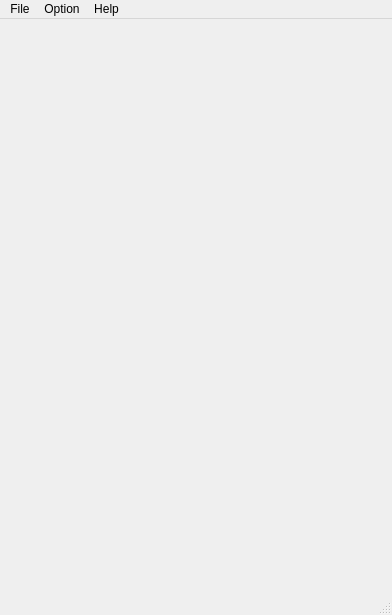
Old version of the form sequana/gui/mainwindow.ui in the repository vladsaveliev/sequana.
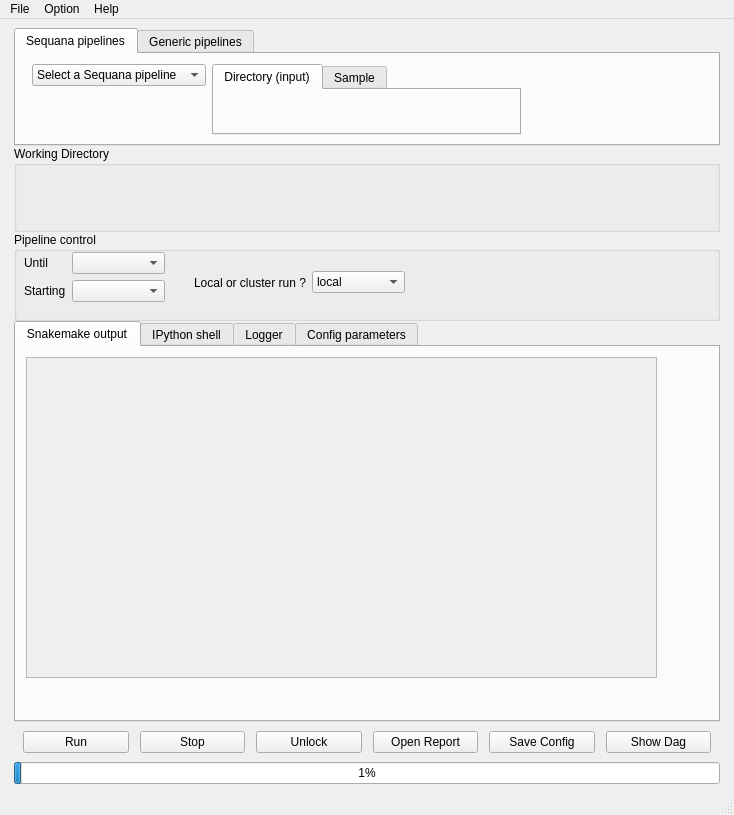
New version of the form. The open tabs and pages were chosen to show the change.

The edit to the form file:
```diff
--- a/sequana/gui/mainwindow.ui
+++ b/sequana/gui/mainwindow.ui
@@ -6,20 +6,560 @@
    <rect>
     <x>0</x>
     <y>0</y>
-    <width>392</width>
-    <height>615</height>
+    <width>734</width>
+    <height>815</height>
    </rect>
   </property>
+  <property name="sizePolicy">
+   <sizepolicy hsizetype="Preferred" vsizetype="Preferred">
+    <horstretch>0</horstretch>
+    <verstretch>0</verstretch>
+   </sizepolicy>
+  </property>
   <property name="windowTitle">
    <string>MainWindow</string>
   </property>
-  <widget class="QWidget" name="centralwidget"/>
+  <widget class="QWidget" name="centralwidget">
+   <layout class="QHBoxLayout" name="horizontalLayout_3">
+    <item>
+     <layout class="QVBoxLayout" name="vlayout" stretch="0,1,1,0,0,1">
+      <property name="spacing">
+       <number>0</number>
+      </property>
+      <property name="sizeConstraint">
+       <enum>QLayout::SetDefaultConstraint</enum>
+      </property>
+      <property name="leftMargin">
+       <number>5</number>
+      </property>
+      <property name="topMargin">
+       <number>0</number>
+      </property>
+      <property name="rightMargin">
+       <number>5</number>
+      </property>
+      <property name="bottomMargin">
+       <number>0</number>
+      </property>
+      <item>
+       <widget class="QTabWidget" name="tabWidget_framework">
+        <property name="sizePolicy">
+         <sizepolicy hsizetype="Preferred" vsizetype="Fixed">
+          <horstretch>0</horstretch>
+          <verstretch>0</verstretch>
+         </sizepolicy>
+        </property>
+        <property name="minimumSize">
+         <size>
+          <width>0</width>
+          <height>118</height>
+         </size>
+        </property>
+        <property name="currentIndex">
+         <number>0</number>
+        </property>
+        <widget class="QWidget" name="tab_6">
+         <property name="sizePolicy">
+          <sizepolicy hsizetype="Preferred" vsizetype="Minimum">
+           <horstretch>0</horstretch>
+           <verstretch>0</verstretch>
+          </sizepolicy>
+         </property>
+         <attribute name="title">
+          <string>Sequana pipelines</string>
+         </attribute>
+         <widget class="QWidget" name="horizontalLayoutWidget_2">
+          <property name="geometry">
+           <rect>
+            <x>10</x>
+            <y>10</y>
+            <width>501</width>
+            <height>71</height>
+           </rect>
+          </property>
+          <layout class="QHBoxLayout" name="horizontalLayout_2">
+           <property name="spacing">
+            <number>6</number>
+           </property>
+           <property name="sizeConstraint">
+            <enum>QLayout::SetDefaultConstraint</enum>
+           </property>
+           <property name="leftMargin">
+            <number>6</number>
+           </property>
+           <property name="rightMargin">
+            <number>6</number>
+           </property>
+           <item>
+            <layout class="QVBoxLayout" name="verticalLayout" stretch="0,0">
+             <property name="spacing">
+              <number>4</number>
+             </property>
+             <property name="rightMargin">
+              <number>0</number>
+             </property>
+             <property name="bottomMargin">
+              <number>0</number>
+             </property>
+             <item>
+              <widget class="QComboBox" name="choice_button">
+               <property name="toolTip">
+                <string>&lt;html&gt;&lt;head/&gt;&lt;body&gt;&lt;p&gt;Sequana pipelines are automatically fetched from sequana library.&lt;/p&gt;&lt;p&gt;Each pipeline is defined by a pipeline name. Its config file is fetched automatically.&lt;/p&gt;&lt;p&gt;Each pipeline require the user to define the input. It may be one of:&lt;/p&gt;&lt;p&gt;&lt;ul&gt;&lt;li&gt; a directory&lt;/li&gt;&lt;li&gt; a set of FastQ input file&lt;/li&gt;&lt;/ul&gt;&lt;/body&gt;&lt;/html&gt;</string>
+               </property>
+               <property name="currentText">
+                <string>Select a Sequana pipeline</string>
+               </property>
+               <item>
+                <property name="text">
+                 <string>Select a Sequana pipeline</string>
+                </property>
+               </item>
+              </widget>
+             </item>
+             <item>
+              <spacer name="verticalSpacer">
+               <property name="orientation">
+                <enum>Qt::Vertical</enum>
+               </property>
+               <property name="sizeHint" stdset="0">
+                <size>
+                 <width>20</width>
+                 <height>40</height>
+                </size>
+               </property>
+              </spacer>
+             </item>
+            </layout>
+           </item>
+           <item>
+            <widget class="QTabWidget" name="tabs_browser">
+             <property name="currentIndex">
+              <number>0</number>
+             </property>
+             <widget class="QWidget" name="tab">
+              <attribute name="title">
+               <string>Directory (input)</string>
+              </attribute>
+             </widget>
+             <widget class="QWidget" name="tab_2">
+              <attribute name="title">
+               <string>Sample</string>
+              </attribute>
+             </widget>
+            </widget>
+           </item>
+          </layout>
+         </widget>
+        </widget>
+        <widget class="QWidget" name="tab_7">
+         <attribute name="title">
+          <string>Generic pipelines</string>
+         </attribute>
+        </widget>
+       </widget>
+      </item>
+      <item>
+       <widget class="QGroupBox" name="working_directory">
+        <property name="sizePolicy">
+         <sizepolicy hsizetype="Preferred" vsizetype="Fixed">
+          <horstretch>0</horstretch>
+          <verstretch>0</verstretch>
+         </sizepolicy>
+        </property>
+        <property name="minimumSize">
+         <size>
+          <width>0</width>
+          <height>86</height>
+         </size>
+        </property>
+        <property name="toolTip">
+         <string>&lt;html&gt;&lt;head/&gt;&lt;body&gt;&lt;p&gt;Set the working directory where the pipeline and its config are copied. &lt;/p&gt;&lt;p&gt;Files created in the pipeline will use this working directory as the root directory except if the pipeline specifies paths itself.&lt;/p&gt;&lt;p&gt;&lt;br/&gt;&lt;/p&gt;&lt;/body&gt;&lt;/html&gt;</string>
+        </property>
+        <property name="title">
+         <string>Working Directory</string>
+        </property>
+        <widget class="QWidget" name="horizontalLayoutWidget">
+         <property name="geometry">
+          <rect>
+           <x>10</x>
+           <y>30</y>
+           <width>211</width>
+           <height>41</height>
+          </rect>
+         </property>
+         <layout class="QHBoxLayout" name="layout_wk"/>
+        </widget>
+       </widget>
+      </item>
+      <item>
+       <widget class="QGroupBox" name="groupBox">
+        <property name="sizePolicy">
+         <sizepolicy hsizetype="MinimumExpanding" vsizetype="Maximum">
+          <horstretch>0</horstretch>
+          <verstretch>0</verstretch>
+         </sizepolicy>
+        </property>
+        <property name="minimumSize">
+         <size>
+          <width>0</width>
+          <height>89</height>
+         </size>
+        </property>
+        <property name="title">
+         <string>Pipeline control</string>
+        </property>
+        <widget class="QWidget" name="formLayoutWidget">
+         <property name="geometry">
+          <rect>
+           <x>10</x>
+           <y>20</y>
+           <width>141</width>
+           <height>58</height>
+          </rect>
+         </property>
+         <layout class="QFormLayout" name="formLayout">
+          <item row="1" column="0">
+           <widget class="QLabel" name="label">
+            <property name="text">
+             <string>Until</string>
+            </property>
+           </widget>
+          </item>
+          <item row="1" column="1">
+           <widget class="QComboBox" name="until_box">
+            <property name="editable">
+             <bool>false</bool>
+            </property>
+            <property name="currentText">
+             <string/>
+            </property>
+           </widget>
+          </item>
+          <item row="2" column="0">
+           <widget class="QLabel" name="label_2">
+            <property name="text">
+             <string>Starting</string>
+            </property>
+           </widget>
+          </item>
+          <item row="2" column="1">
+           <widget class="QComboBox" name="starting_box"/>
+          </item>
+         </layout>
+        </widget>
+        <widget class="QWidget" name="horizontalLayoutWidget_3">
+         <property name="geometry">
+          <rect>
+           <x>180</x>
+           <y>20</y>
+           <width>211</width>
+           <height>61</height>
+          </rect>
+         </property>
+         <layout class="QHBoxLayout" name="horizontalLayout_4">
+          <item>
+           <widget class="QLabel" name="label_3">
+            <property name="text">
+             <string>Local or cluster run ?</string>
+            </property>
+           </widget>
+          </item>
+          <item>
+           <widget class="QComboBox" name="comboBox_local">
+            <item>
+             <property name="text">
+              <string>local</string>
+             </property>
+            </item>
+            <item>
+             <property name="text">
+              <string>cluster</string>
+             </property>
+            </item>
+           </widget>
+          </item>
+         </layout>
+        </widget>
+       </widget>
+      </item>
+      <item>
+       <widget class="QTabWidget" name="qtab_widget">
+        <property name="sizePolicy">
+         <sizepolicy hsizetype="Expanding" vsizetype="Maximum">
+          <horstretch>0</horstretch>
+          <verstretch>0</verstretch>
+         </sizepolicy>
+        </property>
+        <property name="minimumSize">
+         <size>
+          <width>0</width>
+          <height>0</height>
+         </size>
+        </property>
+        <property name="maximumSize">
+         <size>
+          <width>16777215</width>
+          <height>2000</height>
+         </size>
+        </property>
+        <property name="baseSize">
+         <size>
+          <width>0</width>
+          <height>0</height>
+         </size>
+        </property>
+        <property name="toolTip">
+         <string>&lt;p&gt;This is an IPython shell included in the GUI. The entire Sequana GUI is accessible as the variable &lt;span style=&quot; font-weight:600;&quot;&gt;gui.&lt;/span&gt;&lt;/p&gt;&lt;p&gt;For instance, you can access to layout or values set in the graphical interface with:&lt;/p&gt;&lt;p&gt;    gui.ui&lt;/p&gt;&lt;p&gt;More generally, this is a pure IPython code, so you use e.g. matplotlib/pylab:&lt;/p&gt;&lt;p&gt;  import pylab&lt;br&gt;pylab.plot([1,2,3])&lt;/p&gt;</string>
+        </property>
+        <property name="currentIndex">
+         <number>1</number>
+        </property>
+        <widget class="QWidget" name="snakemake">
+         <property name="sizePolicy">
+          <sizepolicy hsizetype="Preferred" vsizetype="Fixed">
+           <horstretch>0</horstretch>
+           <verstretch>0</verstretch>
+          </sizepolicy>
+         </property>
+         <attribute name="title">
+          <string>Snakemake output</string>
+         </attribute>
+         <widget class="QScrollArea" name="scrollArea_2">
+          <property name="geometry">
+           <rect>
+            <x>10</x>
+            <y>10</y>
+            <width>631</width>
+            <height>321</height>
+           </rect>
+          </property>
+          <property name="widgetResizable">
+           <bool>true</bool>
+          </property>
+          <widget class="QWidget" name="scrollAreaWidgetContents_2">
+           <property name="geometry">
+            <rect>
+             <x>0</x>
+             <y>0</y>
+             <width>629</width>
+             <height>319</height>
+            </rect>
+           </property>
+           <widget class="QWidget" name="verticalLayoutWidget_2">
+            <property name="geometry">
+             <rect>
+              <x>0</x>
+              <y>20</y>
+              <width>611</width>
+              <height>281</height>
+             </rect>
+            </property>
+            <layout class="QVBoxLayout" name="layout_snakemake"/>
+           </widget>
+          </widget>
+         </widget>
+        </widget>
+        <widget class="QWidget" name="ipython">
+         <attribute name="title">
+          <string>IPython shell</string>
+         </attribute>
+         <widget class="QWidget" name="verticalLayoutWidget_3">
+          <property name="geometry">
+           <rect>
+            <x>10</x>
+            <y>20</y>
+            <width>641</width>
+            <height>331</height>
+           </rect>
+          </property>
+          <layout class="QVBoxLayout" name="layout_ipython"/>
+         </widget>
+        </widget>
+        <widget class="QWidget" name="logger">
+         <attribute name="title">
+          <string>Logger</string>
+         </attribute>
+         <widget class="QWidget" name="verticalLayoutWidget">
+          <property name="geometry">
+           <rect>
+            <x>10</x>
+            <y>10</y>
+            <width>661</width>
+            <height>351</height>
+           </rect>
+          </property>
+          <layout class="QVBoxLayout" name="layout_logger"/>
+         </widget>
+        </widget>
+        <widget class="QWidget" name="tab_3">
+         <attribute name="title">
+          <string>Config parameters</string>
+         </attribute>
+         <widget class="QScrollArea" name="scrollArea">
+          <property name="geometry">
+           <rect>
+            <x>20</x>
+            <y>20</y>
+            <width>641</width>
+            <height>331</height>
+           </rect>
+          </property>
+          <property name="sizePolicy">
+           <sizepolicy hsizetype="Expanding" vsizetype="Maximum">
+            <horstretch>0</horstretch>
+            <verstretch>0</verstretch>
+           </sizepolicy>
+          </property>
+          <property name="lineWidth">
+           <number>1</number>
+          </property>
+          <property name="verticalScrollBarPolicy">
+           <enum>Qt::ScrollBarAsNeeded</enum>
+          </property>
+          <property name="widgetResizable">
+           <bool>true</bool>
+          </property>
+          <widget class="QWidget" name="scrollAreaWidgetContents">
+           <property name="geometry">
+            <rect>
+             <x>0</x>
+             <y>0</y>
+             <width>639</width>
+             <height>329</height>
+            </rect>
+           </property>
+          </widget>
+         </widget>
+        </widget>
+       </widget>
+      </item>
+      <item>
+       <widget class="QWidget" name="widget_5" native="true">
+        <property name="sizePolicy">
+         <sizepolicy hsizetype="Preferred" vsizetype="Fixed">
+          <horstretch>0</horstretch>
+          <verstretch>0</verstretch>
+         </sizepolicy>
+        </property>
+        <property name="minimumSize">
+         <size>
+          <width>0</width>
+          <height>0</height>
+         </size>
+        </property>
+        <layout class="QVBoxLayout" name="verticalLayout_2">
+         <item>
+          <layout class="QHBoxLayout" name="horizontalLayout" stretch="0,0,0,0,0,0">
+           <property name="spacing">
+            <number>11</number>
+           </property>
+           <property name="leftMargin">
+            <number>0</number>
+           </property>
+           <property name="rightMargin">
+            <number>0</number>
+           </property>
+           <item>
+            <widget class="QPushButton" name="run_btn">
+             <property name="toolTip">
+              <string>Run the pipeline (shortcut: Ctrl+R)</string>
+             </property>
+             <property name="text">
+              <string>Run</string>
+             </property>
+             <property name="shortcut">
+              <string>Ctrl+R</string>
+             </property>
+            </widget>
+           </item>
+           <item>
+            <widget class="QPushButton" name="stop_btn">
+             <property name="toolTip">
+              <string>Stop the running pipeline</string>
+             </property>
+             <property name="text">
+              <string>Stop</string>
+             </property>
+            </widget>
+           </item>
+           <item>
+            <widget class="QPushButton" name="unlock_btn">
+             <property name="toolTip">
+              <string>Unlock the directory where the pipeline is run</string>
+             </property>
+             <property name="text">
+              <string>Unlock</string>
+             </property>
+            </widget>
+           </item>
+           <item>
+            <widget class="QPushButton" name="report_btn">
+             <property name="text">
+              <string>Open Report</string>
+             </property>
+            </widget>
+           </item>
+           <item>
+            <widget class="QPushButton" name="save_report">
+             <property name="sizePolicy">
+              <sizepolicy hsizetype="Minimum" vsizetype="Maximum">
+               <horstretch>0</horstretch>
+               <verstretch>0</verstretch>
+              </sizepolicy>
+             </property>
+             <property name="text">
+              <string>Save Config</string>
+             </property>
+            </widget>
+           </item>
+           <item>
+            <widget class="QPushButton" name="dag_btn">
+             <property name="toolTip">
+              <string>Pressing this button, a DAG is created and shown. 
+This is a good way to check your config file .</string>
+             </property>
+             <property name="text">
+              <string>Show Dag</string>
+             </property>
+            </widget>
+           </item>
+          </layout>
+         </item>
+        </layout>
+       </widget>
+      </item>
+      <item>
+       <widget class="QProgressBar" name="progressBar">
+        <property name="sizePolicy">
+         <sizepolicy hsizetype="Expanding" vsizetype="Fixed">
+          <horstretch>0</horstretch>
+          <verstretch>0</verstretch>
+         </sizepolicy>
+        </property>
+        <property name="toolTip">
+         <string>&lt;p&gt;Progress of the pipeline. color codes:
+    &lt;ul&gt;
+        &lt;li style=&quot;color:red&quot;&gt;Red: an error occured&lt;/li&gt;
+        &lt;li style=&quot;color:green&quot;&gt;Green: completed with success&lt;/li&gt;
+        &lt;li style=&quot;color:blue&quot;&gt;Blue: in progress&lt;/li&gt;
+    &lt;/ul&gt;
+&lt;/p&gt;</string>
+        </property>
+        <property name="value">
+         <number>1</number>
+        </property>
+       </widget>
+      </item>
+     </layout>
+    </item>
+   </layout>
+  </widget>
   <widget class="QMenuBar" name="menubar">
    <property name="geometry">
     <rect>
      <x>0</x>
      <y>0</y>
-     <width>392</width>
+     <width>734</width>
      <height>19</height>
     </rect>
    </property>
```
Left out of the diff: 1 changed line with no effect on the pictures.
